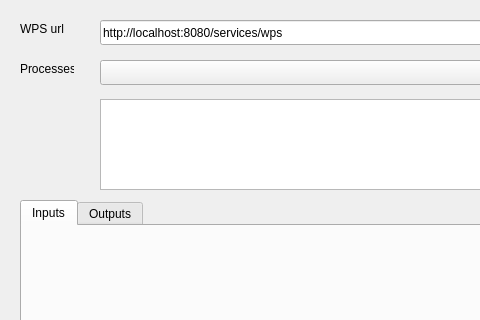
Before: the Qt Designer form wps_dialog_base.ui in pixalytics-ltd/qgis-wps-plugin, drawn with Qt 5; both pictures show x 0 to 480 and y 0 to 320 of the 807 by 831 pixel window.
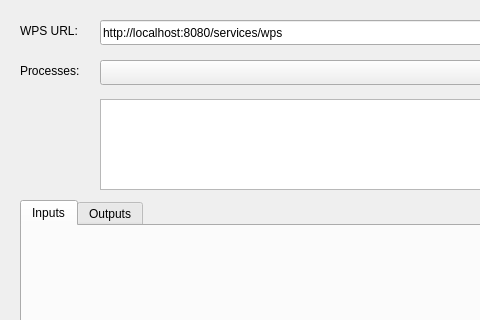
After: the same form once the commit is applied. Icons and pictures are not drawn.

Commit message: UI layout cosmetics, resize labels

Diff of the .ui file:
```diff
--- a/wps_dialog_base.ui
+++ b/wps_dialog_base.ui
@@ -67,12 +67,12 @@
     <rect>
      <x>20</x>
      <y>20</y>
-     <width>54</width>
-     <height>17</height>
+     <width>71</width>
+     <height>21</height>
     </rect>
    </property>
    <property name="text">
-    <string>WPS url</string>
+    <string>WPS URL:</string>
    </property>
   </widget>
   <widget class="QPushButton" name="pushButtonLoadProcesses">
@@ -93,12 +93,12 @@
     <rect>
      <x>20</x>
      <y>60</y>
-     <width>54</width>
-     <height>17</height>
+     <width>71</width>
+     <height>21</height>
     </rect>
    </property>
    <property name="text">
-    <string>Processes</string>
+    <string>Processes:</string>
    </property>
   </widget>
   <widget class="QComboBox" name="comboBoxProcesses">
```
